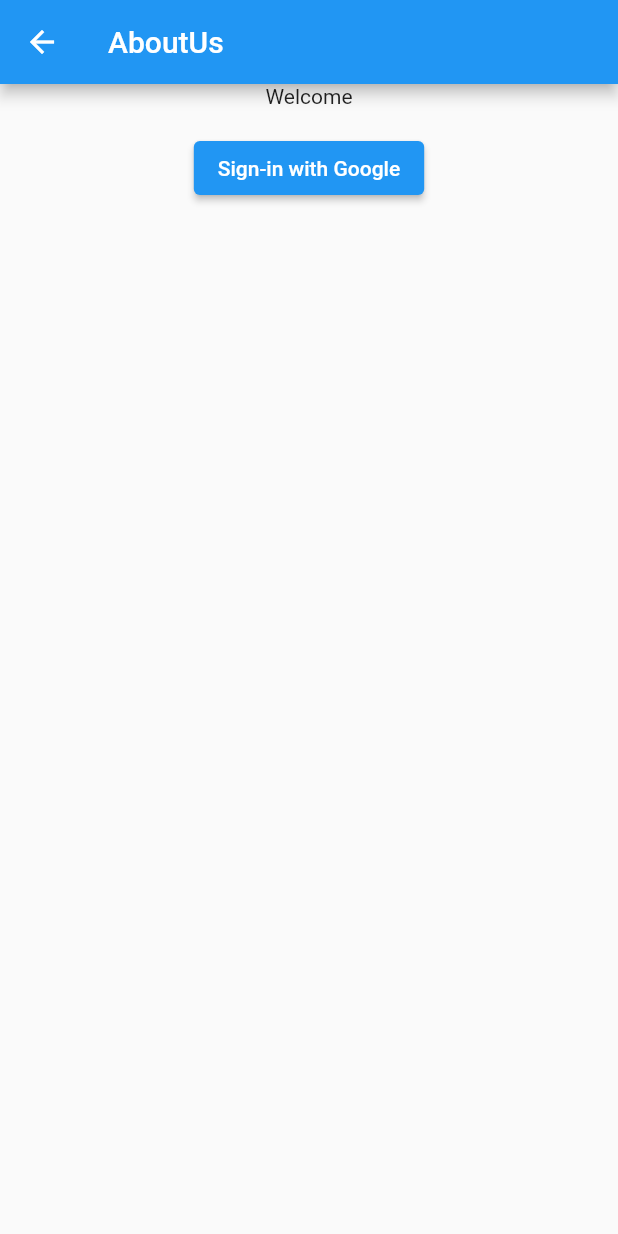
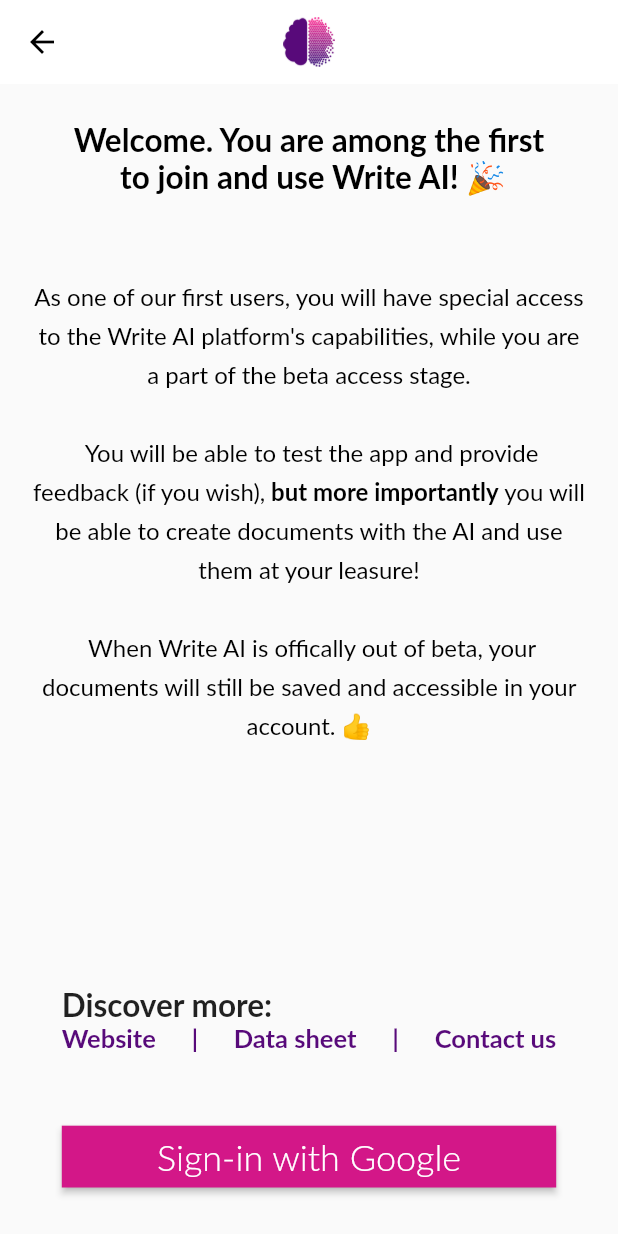
Before and after one commit to siliconvallii/writeai, a Flutter app: the AboutUsScreen screen opened by its route, on a phone screen of 412 x 824 dp. Run offline on Flutter 3.47's test engine with Material 2 defaults, Android fonts, the light colour scheme and no system bars; our stand-ins replace firebase_auth, firebase_core, firebase_database, google_sign_in, simple_gradient_text; accounts and stored records are empty; Roboto replaces fonts that are missing (Lato).

Commit message:
fix AboutUsScreen styling

```diff
--- a/lib/screens/about_us_screen.dart
+++ b/lib/screens/about_us_screen.dart
@@ -1,8 +1,9 @@
 // packages
 import 'package:flutter/material.dart';
-import 'package:writeai/data/data.dart';
-// screens
+// providers
 import 'package:writeai/providers/google_sign_in.dart';
+import 'package:writeai/widgets/bottom_button.dart';
+import 'package:writeai/widgets/discover_more.dart';
 
 class AboutUsScreen extends StatelessWidget {
   const AboutUsScreen({Key? key}) : super(key: key);
@@ -11,16 +12,89 @@
   Widget build(BuildContext context) {
     return Scaffold(
       appBar: AppBar(
-        title: const Text('AboutUs'),
+        backgroundColor: const Color(0xffffffff),
+        elevation: 0,
+        centerTitle: true,
+        leading: IconButton(
+          icon: const Icon(
+            Icons.arrow_back,
+            color: Color(0xff000000),
+          ),
+          onPressed: () => Navigator.pop(context),
+        ),
+        title: SizedBox(
+          height: MediaQuery.of(context).size.height / 100 * 4,
+          child: Image.asset('assets/images/logo-removebg.png'),
+        ),
       ),
       body: SafeArea(
         child: Center(
+          child: SizedBox(
+            width: MediaQuery.of(context).size.width / 100 * 90,
             child: Column(
               children: [
-              const Text('Welcome'),
-              const Text(''),
-              ElevatedButton(
-                child: const Text('Sign-in with Google'),
+                const Spacer(flex: 15),
+                RichText(
+                  textAlign: TextAlign.center,
+                  text: const TextSpan(
+                    children: [
+                      TextSpan(
+                        text: 'Welcome. You are among the first'
+                            '\n to join and use Write AI! 🎉',
+                        style: TextStyle(
+                          color: Color(0xff000000),
+                          fontFamily: 'Lato',
+                          fontSize: 21,
+                          fontWeight: FontWeight.bold,
+                        ),
+                      ),
+                      TextSpan(
+                        text: '\n\n\n'
+                            'As one of our first users, you will have special'
+                            ' access to the Write AI platform\'s capabilities,'
+                            ' while you are a part of the beta access stage.'
+                            '\n\n'
+                            ' You will be able to test the app and provide'
+                            ' feedback (if you wish),',
+                        style: TextStyle(
+                          color: Color(0xff000000),
+                          fontFamily: 'Lato',
+                          fontSize: 16,
+                          height: 1.6,
+                        ),
+                      ),
+                      TextSpan(
+                        text: ' but more importantly',
+                        style: TextStyle(
+                          color: Color(0xff000000),
+                          fontFamily: 'Lato',
+                          fontSize: 16,
+                          fontWeight: FontWeight.bold,
+                          height: 1.6,
+                        ),
+                      ),
+                      TextSpan(
+                        text: ' you will be able to create documents with the'
+                            ' AI and use them at your leasure!'
+                            '\n\n'
+                            ' When Write AI is offically out of beta, your'
+                            ' documents will still be saved and accessible'
+                            ' in your account. 👍',
+                        style: TextStyle(
+                          color: Color(0xff000000),
+                          fontFamily: 'Lato',
+                          fontSize: 16,
+                          height: 1.6,
+                        ),
+                      ),
+                    ],
+                  ),
+                ),
+                const Spacer(flex: 100),
+                const DiscoverMore(),
+                const Spacer(flex: 30),
+                BottomButton(
+                  title: 'Sign-in with Google',
                   onPressed: () async {
                     try {
                       final Map _user = await googleSignIn();
@@ -43,7 +117,9 @@
                     }
                   },
                 ),
+                const Spacer(flex: 20),
               ],
+            ),
           ),
         ),
       ),
```
Lines whose indentation alone changed are shown as unchanged.
